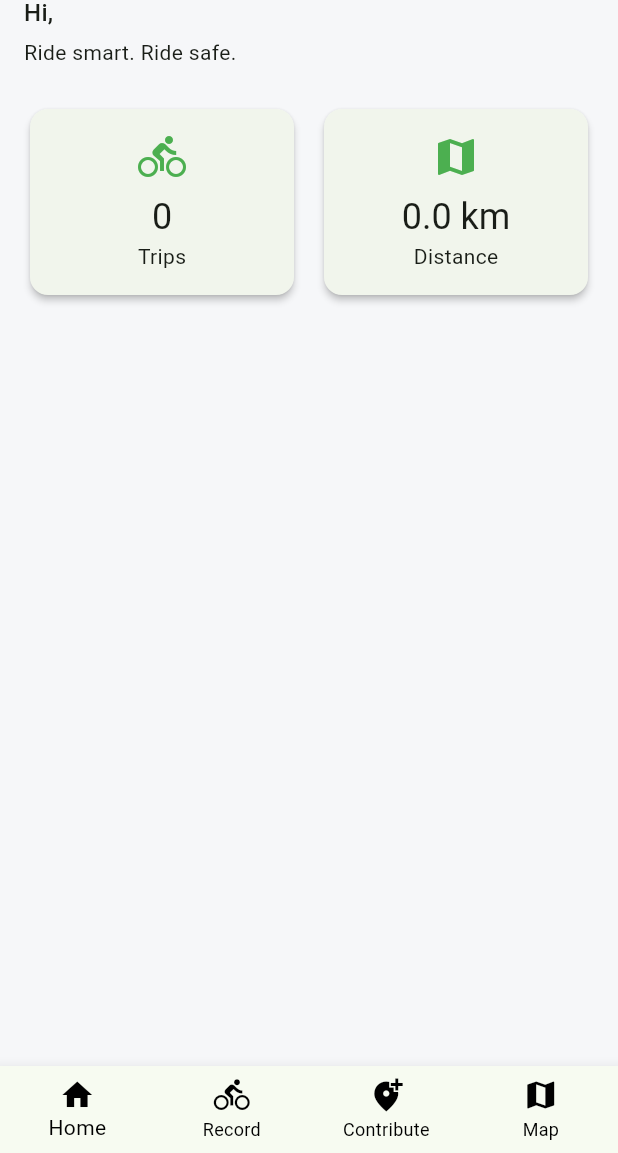
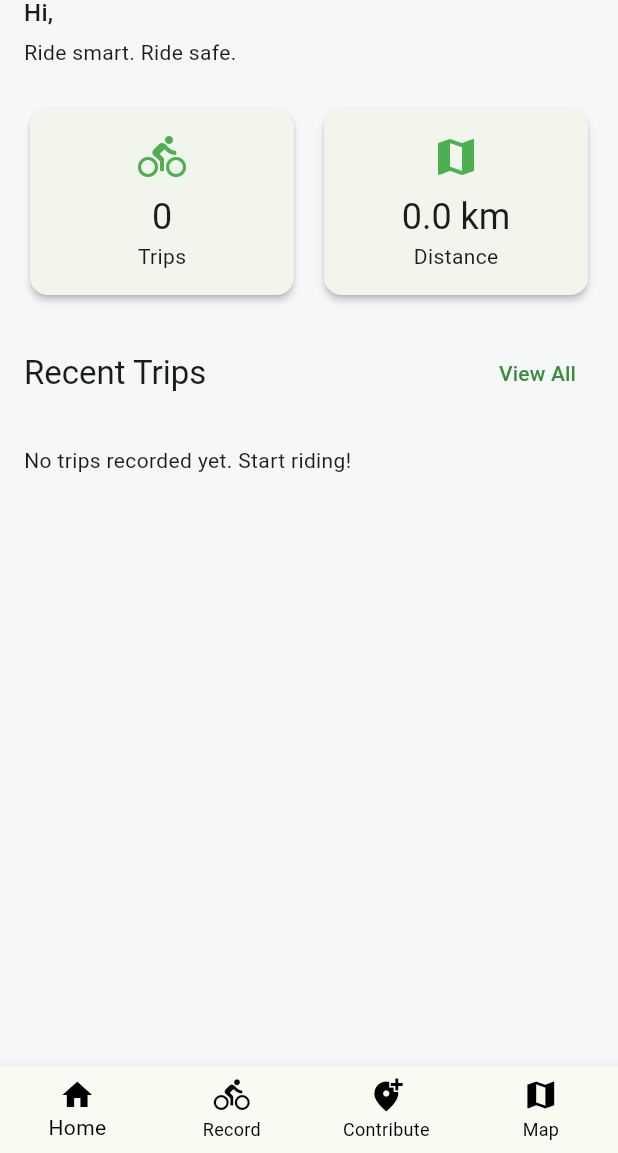
Before and after one commit to BBPpolimi/MurugesanPalanisamyMarasani, a Flutter app: the screen it shows once a user with an empty profile is signed in, on a phone screen of 412 x 824 dp, the part 83-1236 px from its top. Run offline on Flutter 3.47's test engine with Material 3 defaults, Android fonts, the phone set to English and light mode, and no system bars; our stand-ins replace cloud_firestore, dio, firebase_auth, firebase_core, flutter_riverpod, geolocator and 3 more; accounts and stored records are empty.

Commit message:
feat(home): show recent trips on dashboard with navigation

```diff
--- a/lib/pages/home_page.dart
+++ b/lib/pages/home_page.dart
@@ -2,6 +2,8 @@ import 'package:flutter/material.dart';
 import 'package:flutter_riverpod/flutter_riverpod.dart';
 import 'map_search_page.dart';
 import 'record_trip_page.dart';
+import 'trip_history_page.dart';
+import 'trip_details_page.dart';
 
 import '../services/providers.dart';
 import '../models/trip.dart';
@@ -162,12 +164,23 @@ class DashboardPage extends ConsumerWidget {
                                  0, (sum, t) => sum + t.distanceMeters) /
                              1000;
 
-                     return Row(
+                     return Column(
+                       crossAxisAlignment: CrossAxisAlignment.start,
+                       children: [
+                         Row(
                            children: [
                              _StatCard(
                                label: 'Trips',
                                value: tripList.length.toString(),
                                icon: Icons.directions_bike,
+                               onTap: () {
+                                 Navigator.push(
+                                   context,
+                                   MaterialPageRoute(
+                                     builder: (_) => const TripHistoryPage(),
+                                   ),
+                                 );
+                               },
                              ),
                              const SizedBox(width: 12),
                              _StatCard(
@@ -175,6 +188,60 @@ class DashboardPage extends ConsumerWidget {
                                value: '${totalDistanceKm.toStringAsFixed(1)} km',
                                icon: Icons.map,
                              ),
+                           ],
+                         ),
+                         const SizedBox(height: 24),
+                         Row(
+                           mainAxisAlignment: MainAxisAlignment.spaceBetween,
+                           children: [
+                             Text(
+                               'Recent Trips',
+                               style: Theme.of(context).textTheme.titleLarge,
+                             ),
+                             TextButton(
+                               onPressed: () {
+                                 Navigator.push(
+                                   context,
+                                   MaterialPageRoute(
+                                     builder: (_) => const TripHistoryPage(),
+                                   ),
+                                 );
+                               },
+                               child: const Text('View All'),
+                             ),
+                           ],
+                         ),
+                         const SizedBox(height: 8),
+                         if (tripList.isEmpty)
+                           const Padding(
+                             padding: EdgeInsets.symmetric(vertical: 16.0),
+                             child: Text('No trips recorded yet. Start riding!'),
+                           )
+                         else
+                           ...tripList.take(3).map((trip) {
+                             return Card(
+                               margin: const EdgeInsets.symmetric(vertical: 4),
+                               child: ListTile(
+                                 leading: const CircleAvatar(
+                                   backgroundColor: Colors.green,
+                                   child: Icon(Icons.directions_bike, color: Colors.white, size: 20),
+                                 ),
+                                 title: Text(trip.startTime.toString().split('.')[0]),
+                                 subtitle: Text(
+                                   '${(trip.distanceMeters / 1000).toStringAsFixed(2)} km - ${trip.duration.inMinutes} min',
+                                 ),
+                                 trailing: const Icon(Icons.chevron_right),
+                                 onTap: () {
+                                   Navigator.push(
+                                     context,
+                                     MaterialPageRoute(
+                                       builder: (_) => TripDetailsPage(trip: trip),
+                                     ),
+                                   );
+                                 },
+                               ),
+                             );
+                           }),
                        ],
                      );
                    },
@@ -195,16 +262,22 @@ class _StatCard extends StatelessWidget {
   final String value;
   final IconData icon;
 
+  final VoidCallback? onTap;
+
   const _StatCard({
     required this.label,
     required this.value,
     required this.icon,
+    this.onTap,
   });
 
   @override
   Widget build(BuildContext context) {
     return Expanded(
       child: Card(
+        clipBehavior: Clip.hardEdge,
+        child: InkWell(
+          onTap: onTap,
           child: Padding(
             padding: const EdgeInsets.all(16),
             child: Column(
@@ -220,6 +293,7 @@ class _StatCard extends StatelessWidget {
             ),
           ),
         ),
+      ),
     );
   }
 }
```
Lines whose indentation alone changed are shown as unchanged.
